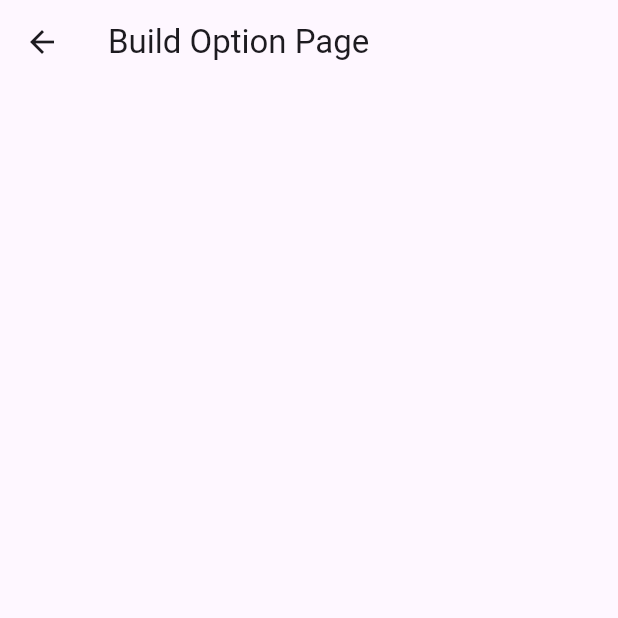
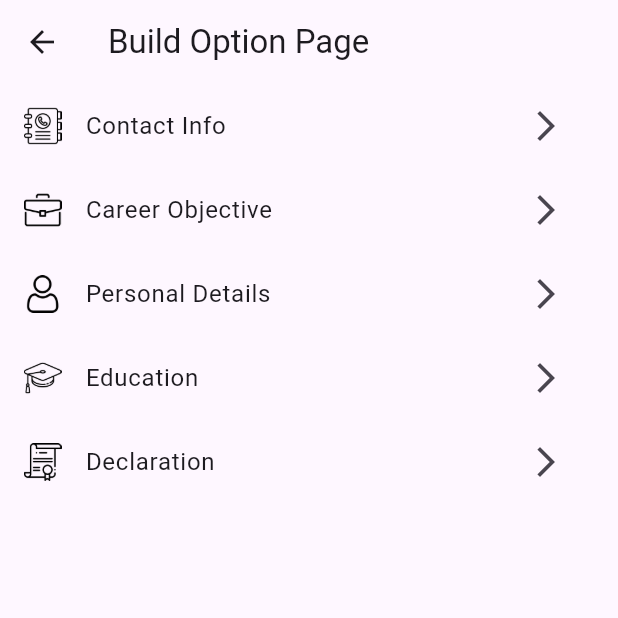
Before and after one commit to IamJayGondaliya/resume_builder_app_cf_06_07_24, a Flutter app: the screen it shows after launch, after a tap on the "add" icon, on a phone screen of 412 x 824 dp, the top half of it. Run offline on Flutter 3.47's test engine with Material 3 defaults, Android fonts, the phone set to English and light mode, and no system bars.

Commit message:
05/08/2024 | SystemChrome + build options listing

```diff
--- a/lib/main.dart
+++ b/lib/main.dart
@@ -1,7 +1,22 @@
 import 'package:flutter/material.dart';
+import 'package:flutter/services.dart';
 import 'package:resume_builder_app/routes/app_routes.dart';
 
 void main() {
+  WidgetsFlutterBinding.ensureInitialized();
+
+  SystemChrome.setSystemUIOverlayStyle(
+    const SystemUiOverlayStyle(
+      statusBarColor: Colors.grey,
+    ),
+  );
+
+  SystemChrome.setPreferredOrientations(
+    [
+      DeviceOrientation.portraitUp,
+    ],
+  );
+
   runApp(
     const MyApp(),
   );
--- a/lib/routes/app_routes.dart
+++ b/lib/routes/app_routes.dart
@@ -1,9 +1,12 @@
 import 'package:flutter/material.dart';
+import 'package:resume_builder_app/views/build_option_page/all_options/contact_info_page/contact_info_page.dart';
 import 'package:resume_builder_app/views/build_option_page/build_option_page.dart';
 import 'package:resume_builder_app/views/home_page/home_page.dart';
+import 'package:resume_builder_app/views/splash_screen/splash_screen.dart';
 
 class AppRoutes {
-  static String homePage = "/";
+  static String splashScreen = "/";
+  static String homePage = "home_page";
   static String buildOptionPage = "build_option_page";
 
   static String iconPath = "lib/assets/icons/";
@@ -29,10 +32,17 @@ class AppRoutes {
       'title': "Education",
       'route': "education_info_page",
     },
+    {
+      'icon': "${iconPath}declaration.png",
+      'title': "Declaration",
+      'route': "declaration_page",
+    },
   ];
 
   static Map<String, Widget Function(BuildContext)> routes = {
+    splashScreen: (context) => const SplashScreen(),
     homePage: (context) => const HomePage(),
     buildOptionPage: (context) => const BuildOptionPage(),
+    allOptions[0]['route']: (context) => const ContactInfoPage(),
   };
 }
--- a/lib/views/build_option_page/build_option_page.dart
+++ b/lib/views/build_option_page/build_option_page.dart
@@ -1,4 +1,6 @@
 import 'package:flutter/material.dart';
+import 'package:flutter/services.dart';
+import 'package:resume_builder_app/routes/app_routes.dart';
 
 class BuildOptionPage extends StatefulWidget {
   const BuildOptionPage({super.key});
@@ -9,11 +11,38 @@ class BuildOptionPage extends StatefulWidget {
 
 class _BuildOptionPageState extends State<BuildOptionPage> {
   @override
+  void dispose() {
+    SystemChrome.setSystemUIOverlayStyle(
+      const SystemUiOverlayStyle(statusBarColor: Colors.grey),
+    );
+    super.dispose();
+  }
+
+  @override
   Widget build(BuildContext context) {
     return Scaffold(
       appBar: AppBar(
         title: const Text("Build Option Page"),
       ),
+      body: Column(
+        children: AppRoutes.allOptions
+            .map(
+              (e) => ListTile(
+                leading: Image.asset(
+                  e['icon'],
+                  height: 25,
+                ),
+                title: Text(e['title']),
+                trailing: IconButton(
+                  onPressed: () {
+                    Navigator.of(context).pushNamed(e['route']);
+                  },
+                  icon: const Icon(Icons.arrow_forward_ios),
+                ),
+              ),
+            )
+            .toList(),
+      ),
     );
   }
 }
--- a/lib/views/home_page/home_page.dart
+++ b/lib/views/home_page/home_page.dart
@@ -11,8 +11,11 @@ class HomePage extends StatefulWidget {
 class _HomePageState extends State<HomePage> {
   @override
   Widget build(BuildContext context) {
-    return Scaffold(
+    return SafeArea(
+      child: Scaffold(
         appBar: AppBar(
+          // backgroundColor: Colors.black,
+          // foregroundColor: Colors.white,
           title: const Text("Home Page"),
         ),
         floatingActionButton: FloatingActionButton(
@@ -24,6 +27,7 @@ class _HomePageState extends State<HomePage> {
           },
           child: const Icon(Icons.add),
         ),
+      ),
     );
   }
 }
--- /dev/null
+++ b/lib/views/splash_screen/splash_screen.dart
@@ -0,0 +1,41 @@
+import 'dart:async';
+
+import 'package:flutter/foundation.dart';
+import 'package:flutter/material.dart';
+
+import 'dart:io';
+
+import 'package:resume_builder_app/routes/app_routes.dart';
+
+class SplashScreen extends StatelessWidget {
+  const SplashScreen({super.key});
+
+  @override
+  Widget build(BuildContext context) {
+    // Future.delayed(
+    //   const Duration(seconds: 3),
+    //   () {
+    //     Navigator.of(context).pushReplacementNamed(AppRoutes.homePage);
+    //   },
+    // );
+
+    Timer.periodic(
+      const Duration(seconds: 3),
+      (timer) {
+        Navigator.of(context).pushReplacementNamed(
+          AppRoutes.homePage,
+        );
+        timer.cancel();
+      },
+    );
+
+    return Scaffold(
+      backgroundColor: Colors.white,
+      body: Center(
+        child: kIsWeb
+            ? Image.network("lib/assets/gif/splash-image.gif")
+            : Image.asset("lib/assets/gif/splash-image.gif"),
+      ),
+    );
+  }
+}
--- a/pubspec.yaml
+++ b/pubspec.yaml
@@ -65,6 +65,7 @@ flutter:
 
   assets:
     - lib/assets/icons/
+    - lib/assets/gif/
 
   # An image asset can refer to one or more resolution-specific "variants", see
   # https://flutter.dev/assets-and-images/#resolution-aware
```
Also changed, not shown: lib/views/build_option_page/all_options/contact_info_page/contact_info_page.dart (added, +19 -0 lines), lib/assets/gif/splash-image.gif (added). Lines whose indentation alone changed are shown as unchanged.
